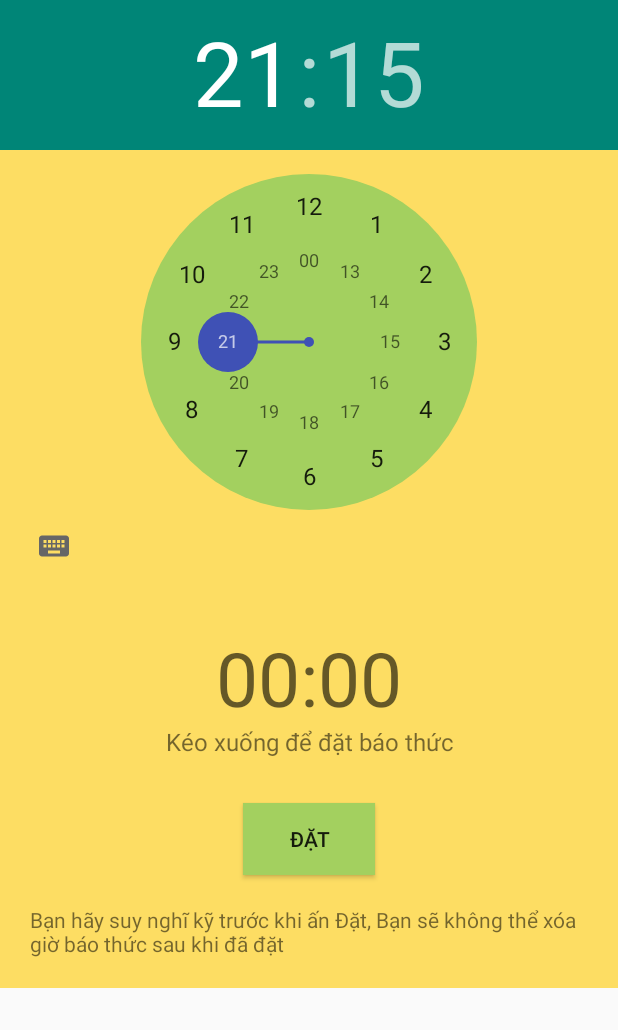
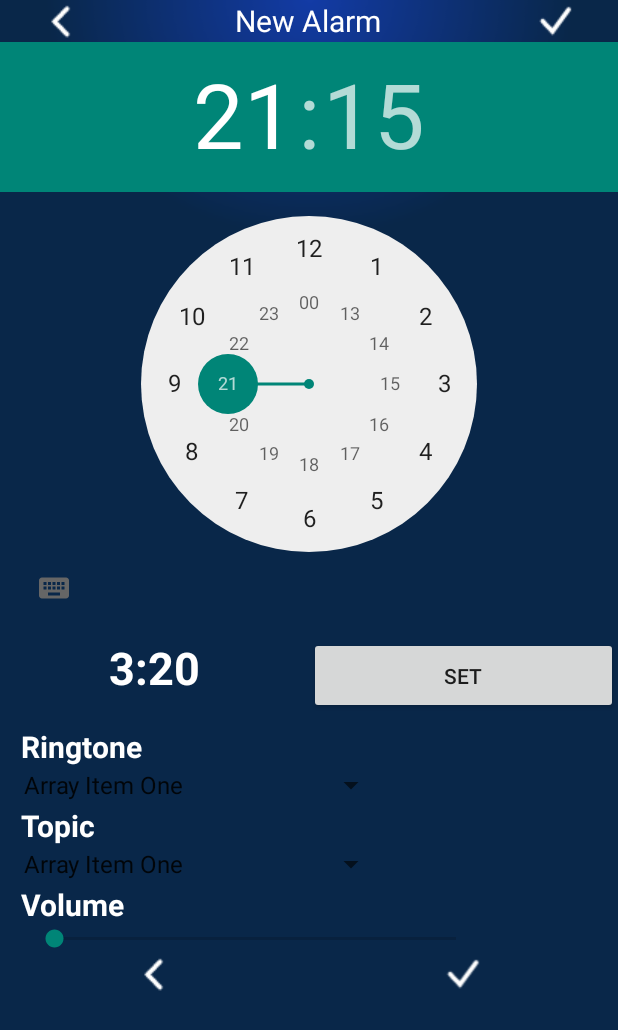
Before and after one commit to snowsiechau/AlarmAppVersion1, an Android app: the MainActivity screen opened directly, with no data from a screen before it, on a phone screen of 412 x 824 dp. Shown: the top 1030 px of the screen. Run offline under Robolectric (Android 15) with nearby library versions, the phone set to English and light mode, and no system bars.

Commit message:
updated main_activity : + config alarm + ringtone + topic

```diff
--- a/MyApplication2/app/src/main/res/layout/activity_main.xml
+++ b/MyApplication2/app/src/main/res/layout/activity_main.xml
@@ -1,66 +1,179 @@
 <?xml version="1.0" encoding="utf-8"?>
 
-<ScrollView android:layout_height="match_parent"
+<ScrollView xmlns:android="http://schemas.android.com/apk/res/android"
     android:layout_width="match_parent"
-    xmlns:android="http://schemas.android.com/apk/res/android" >
+    android:layout_height="match_parent"
+    android:background="@drawable/back"
+    android:orientation="vertical">
 
-    <RelativeLayout xmlns:android="http://schemas.android.com/apk/res/android"
-        xmlns:app="http://schemas.android.com/apk/res-auto"
-        xmlns:tools="http://schemas.android.com/tools"
+    <LinearLayout
         android:layout_width="match_parent"
         android:layout_height="match_parent"
-        tools:context=".activities.MainActivity"
-        android:background="#FDDD63">
-
-        <TimePicker
-            android:layout_width="match_parent"
-            android:layout_height="wrap_content"
-            android:id="@+id/timepicker"
-            android:numbersBackgroundColor="#A3D05F"
-            android:numbersSelectorColor="@color/colorPrimary" />
+        android:background="@drawable/back"
+        android:orientation="vertical"
+        android:weightSum="22">
 
 
-        <Button
-            android:layout_width="wrap_content"
-            android:layout_height="wrap_content"
-            android:id="@+id/bt_start"
-            android:text="Đặt"
-            android:layout_below="@+id/tv_timePicker"
-            android:layout_centerHorizontal="true"
-            android:background="#A3D05F"
-            android:layout_marginTop="20dp"/>
+        <LinearLayout
+            android:layout_width="match_parent"
+            android:layout_height="0dp"
+            android:layout_weight="1.5"
+            android:orientation="horizontal">
 
-        <TextView
-            android:layout_width="wrap_content"
-            android:layout_height="wrap_content"
-            android:id="@+id/tv_timePicker"
-            android:hint="00:00"
-            android:layout_margin="30dp"
-            android:textSize="50sp"
-            android:layout_below="@+id/timepicker"
-            android:layout_centerHorizontal="true"
-            android:textColor="#101F2C"
-            />
+            <ImageView
+                android:layout_width="0dp"
+                android:layout_height="wrap_content"
+                android:layout_gravity="center"
+                android:layout_weight="1"
+                android:src="@drawable/icon_back" />
 
-        <TextView
+            <TextView
+                android:layout_width="0dp"
+                android:layout_height="wrap_content"
+                android:layout_gravity="center"
+                android:layout_weight="3.00"
+                android:text="New Alarm"
+                android:textAlignment="center"
+                android:textColor="@color/colorTextWhite"
+                android:textSize="@dimen/text_size_20sp" />
+
+            <ImageView
+                android:layout_width="0dp"
+                android:layout_height="wrap_content"
+                android:layout_gravity="center"
+                android:layout_weight="1"
+                android:src="@drawable/icon_done" />
+        </LinearLayout>
+
+        <LinearLayout
             android:layout_width="match_parent"
-            android:layout_height="wrap_content"
-            android:text="Kéo xuống để đặt báo thức"
-            android:textSize="16sp"
-            android:layout_above="@+id/bt_start"
-            android:layout_alignParentLeft="true"
-            android:layout_alignParentStart="true"
-            android:gravity="center_horizontal"
-            android:padding="10dp"/>
+            android:layout_height="0dp"
+            android:layout_weight="12">
 
-        <TextView
+            <TimePicker
+                android:id="@+id/timepicker"
+                android:layout_width="match_parent"
+                android:layout_height="match_parent"
+                android:timePickerMode="clock" />
+        </LinearLayout>
+
+        <LinearLayout
             android:layout_width="match_parent"
-            android:layout_height="wrap_content"
-            android:text="Bạn hãy suy nghĩ kỹ trước khi ấn Đặt, Bạn sẽ không thể xóa giờ báo thức sau khi đã đặt"
-            android:layout_below="@+id/bt_start"
-            android:layout_alignParentLeft="true"
-            android:layout_alignParentStart="true"
-            android:padding="20dp"/>
+            android:layout_height="0dp"
+            android:layout_weight="1.5"
+            android:orientation="horizontal">
 
-    </RelativeLayout>
+            <TextView
+                android:id="@+id/tv_timePicker"
+                android:layout_width="0dp"
+                android:layout_height="match_parent"
+                android:layout_weight="1"
+                android:text="3:20"
+                android:textAlignment="center"
+                android:textColor="@color/colorTextWhite"
+                android:textSize="30sp"
+                android:textStyle="bold" />
+
+            <Button
+                android:id="@+id/bt_start"
+                android:layout_width="0dp"
+                android:layout_height="match_parent"
+                android:layout_weight="1"
+                android:text="Set" />
+        </LinearLayout>
+
+
+        <LinearLayout
+            android:layout_width="match_parent"
+            android:layout_height="0dp"
+            android:layout_marginTop="8dp"
+            android:layout_weight="2"
+            android:orientation="vertical">
+
+            <TextView
+                android:layout_width="match_parent"
+                android:layout_height="wrap_content"
+                android:layout_marginStart="@dimen/text_configalarm_marginStart"
+                android:text="Ringtone"
+                android:textColor="@color/colorTextWhite"
+                android:textSize="@dimen/text_size_20sp"
+                android:textStyle="bold" />
+
+            <Spinner
+                android:id="@+id/spinner_music"
+                android:layout_width="@dimen/element_alarmconfig_width"
+                android:layout_height="wrap_content"
+                android:layout_marginStart="8dp"
+                android:drawSelectorOnTop="true"
+                android:entries="@array/array_name" />
+        </LinearLayout>
+
+        <LinearLayout
+            android:layout_width="match_parent"
+            android:layout_height="0dp"
+            android:layout_weight="2"
+            android:orientation="vertical">
+
+            <TextView
+                android:layout_width="match_parent"
+                android:layout_height="wrap_content"
+                android:layout_marginStart="@dimen/text_configalarm_marginStart"
+                android:text="Topic"
+                android:textColor="@color/colorTextWhite"
+                android:textSize="@dimen/text_size_20sp"
+                android:textStyle="bold" />
+
+            <Spinner
+                android:id="@+id/spinner_topic"
+                android:layout_width="@dimen/element_alarmconfig_width"
+                android:layout_height="wrap_content"
+                android:layout_marginStart="8dp"
+                android:drawSelectorOnTop="true"
+                android:entries="@array/array_name" />
+        </LinearLayout>
+
+
+        <LinearLayout
+            android:layout_width="match_parent"
+            android:layout_height="0dp"
+            android:layout_weight="2"
+            android:orientation="vertical">
+
+            <TextView
+                android:layout_width="match_parent"
+                android:layout_height="wrap_content"
+                android:layout_marginStart="@dimen/text_configalarm_marginStart"
+                android:text="Volume"
+                android:textColor="@color/colorTextWhite"
+                android:textSize="@dimen/text_size_20sp"
+                android:textStyle="bold" />
+
+            <SeekBar
+                android:id="@+id/sb_vollume"
+                android:layout_width="300dp"
+                android:layout_height="wrap_content"
+                android:layout_marginStart="20dp" />
+        </LinearLayout>
+
+        <LinearLayout
+            android:layout_width="match_parent"
+            android:layout_height="0dp"
+            android:layout_weight="1"
+            android:orientation="horizontal">
+
+            <ImageView
+                android:layout_width="0dp"
+                android:layout_height="wrap_content"
+                android:layout_gravity="center"
+                android:layout_weight="1"
+                android:src="@drawable/icon_back" />
+
+            <ImageView
+                android:layout_width="0dp"
+                android:layout_height="wrap_content"
+                android:layout_gravity="center"
+                android:layout_weight="1"
+                android:src="@drawable/icon_done" />
+        </LinearLayout>
+    </LinearLayout>
 </ScrollView>
--- a/MyApplication2/app/src/main/res/values/strings.xml
+++ b/MyApplication2/app/src/main/res/values/strings.xml
@@ -1,3 +1,10 @@
 <resources>
     <string name="app_name">AlarmClockAndroid</string>
+
+    <!--define spinner select music-->
+    <string-array name="array_name">
+        <item>Array Item One</item>
+        <item>Array Item Two</item>
+        <item>Array Item Three</item>
+    </string-array>
 </resources>
```
